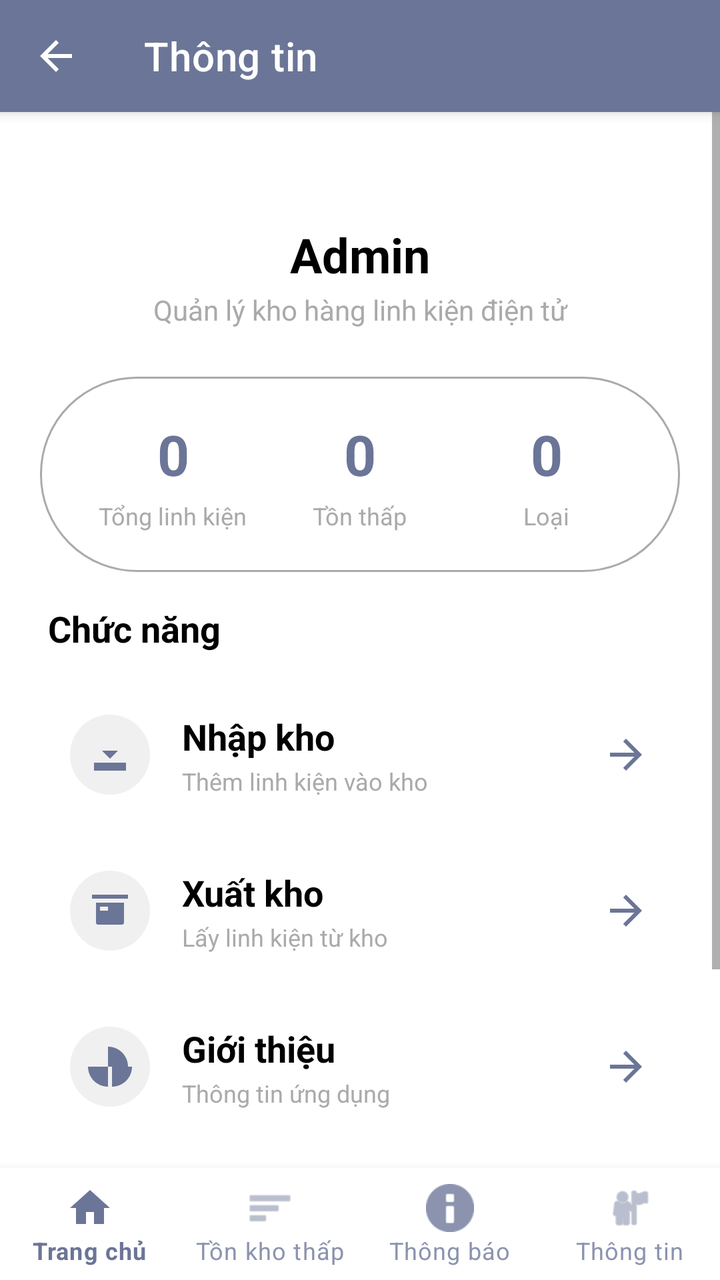
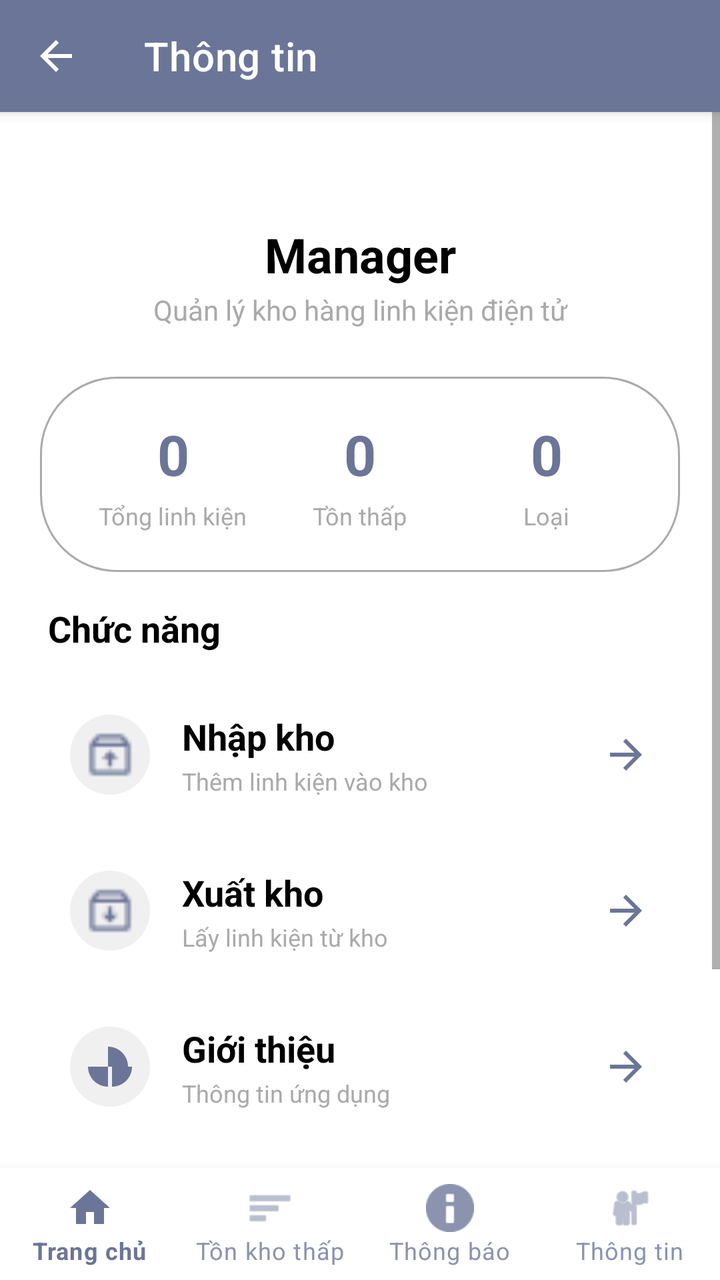

Compare the two renders of this Android layout. The source of the first and the diff that turns it into the second are given below.
<!-- AndroidManifest.xml: application theme Theme.mad2 -->
<!-- res/layout/activity_profile.xml -->
<?xml version="1.0" encoding="utf-8"?>
<LinearLayout xmlns:android="http://schemas.android.com/apk/res/android"
    xmlns:app="http://schemas.android.com/apk/res-auto"
    android:layout_width="match_parent"
    android:layout_height="match_parent"
    android:background="@android:color/white"
    android:orientation="vertical">

    <com.google.android.material.appbar.AppBarLayout
        android:layout_width="match_parent"
        android:layout_height="wrap_content"
        android:elevation="4dp">

        <androidx.appcompat.widget.Toolbar
            android:id="@+id/toolbar"
            android:layout_width="match_parent"
            android:layout_height="?attr/actionBarSize"
            android:background="@color/purple_500"
            app:title="Thông tin"
            app:titleTextColor="@android:color/white"
            app:navigationIcon="@drawable/ic_arrow_back" />

    </com.google.android.material.appbar.AppBarLayout>

    
    <ScrollView
        android:layout_width="match_parent"
        android:layout_height="0dp"
        android:layout_weight="1"
        android:fillViewport="true">

        <LinearLayout
            android:layout_width="match_parent"
            android:layout_height="wrap_content"
            android:orientation="vertical"
            android:padding="20dp">

            
            <TextView
                android:id="@+id/profileName"
                android:layout_width="match_parent"
                android:layout_height="wrap_content"
                android:gravity="center"
                android:text="Admin"
                android:textColor="@android:color/black"
                android:textSize="24sp"
                android:textStyle="bold"
                android:layout_marginTop="35dp"
                android:layout_marginBottom="2dp" />

            
            <TextView
                android:layout_width="match_parent"
                android:layout_height="wrap_content"
                android:gravity="center"
                android:text="Quản lý kho hàng linh kiện điện tử"
                android:textColor="@android:color/darker_gray"
                android:textSize="14sp"
                android:layout_marginBottom="24dp" />

            









                <LinearLayout
                    android:layout_width="match_parent"
                    android:layout_height="wrap_content"
                    android:background="@drawable/edit_text_border1"
                    android:orientation="horizontal"
                    android:padding="20dp"
                    android:weightSum="3">

                    
                    <LinearLayout
                        android:layout_width="0dp"
                        android:layout_height="wrap_content"
                        android:layout_weight="1"
                        android:gravity="center"
                        android:orientation="vertical">

                        <TextView
                            android:id="@+id/statsTotal"
                            android:layout_width="wrap_content"
                            android:layout_height="wrap_content"
                            android:text="0"
                            android:textColor="@color/purple_500"
                            android:textSize="28sp"
                            android:textStyle="bold" />

                        <TextView
                            android:layout_width="wrap_content"
                            android:layout_height="wrap_content"
                            android:text="Tổng linh kiện"
                            android:textColor="@android:color/darker_gray"
                            android:textSize="12sp"
                            android:layout_marginTop="4dp" />

                    </LinearLayout>



                    
                    <LinearLayout
                        android:layout_width="0dp"
                        android:layout_height="wrap_content"
                        android:layout_weight="1"
                        android:gravity="center"
                        android:orientation="vertical">

                        <TextView
                            android:id="@+id/statsLowStock"
                            android:layout_width="wrap_content"
                            android:layout_height="wrap_content"
                            android:text="0"
                            android:textColor="@color/purple_500"
                            android:textSize="28sp"
                            android:textStyle="bold" />

                        <TextView
                            android:layout_width="wrap_content"
                            android:layout_height="wrap_content"
                            android:text="Tồn thấp"
                            android:textColor="@android:color/darker_gray"
                            android:textSize="12sp"
                            android:layout_marginTop="4dp" />

                    </LinearLayout>



                    
                    <LinearLayout
                        android:layout_width="0dp"
                        android:layout_height="wrap_content"
                        android:layout_weight="1"
                        android:gravity="center"
                        android:orientation="vertical">

                        <TextView
                            android:id="@+id/statsCategories"
                            android:layout_width="wrap_content"
                            android:layout_height="wrap_content"
                            android:text="0"
                            android:textColor="@color/purple_500"
                            android:textSize="28sp"
                            android:textStyle="bold" />

                        <TextView
                            android:layout_width="wrap_content"
                            android:layout_height="wrap_content"
                            android:text="Loại"
                            android:textColor="@android:color/darker_gray"
                            android:textSize="12sp"
                            android:layout_marginTop="4dp" />

                    </LinearLayout>

                </LinearLayout>




            
            <TextView
                android:layout_width="match_parent"
                android:layout_height="wrap_content"
                android:layout_marginTop="16dp"
                android:layout_marginBottom="16dp"
                android:text="Chức năng"
                android:textColor="@android:color/black"
                android:textSize="18sp"
                android:textStyle="bold"
                android:paddingStart="4dp" />

            
            <androidx.cardview.widget.CardView
                android:id="@+id/menuNhapKho"
                android:layout_width="match_parent"
                android:layout_height="70dp"
                android:layout_marginBottom="8dp"
                app:cardCornerRadius="16dp"
                android:foreground="?android:attr/selectableItemBackground"
                android:clickable="true"


                app:cardElevation="0dp"

                android:focusable="true">

                <LinearLayout
                    android:layout_width="match_parent"
                    android:layout_height="match_parent"
                    android:orientation="horizontal"
                    android:gravity="center_vertical"
                    android:paddingHorizontal="15dp"
                    android:background="@android:color/white">

                    
                    <ImageView
                        android:layout_width="40dp"
                        android:layout_height="40dp"
                        android:src="@drawable/ic_import"
                        android:padding="8dp"
                        android:background="@drawable/bg_circle_light"
                        android:layout_marginEnd="16dp"
                        app:tint="@color/purple_500" />

                    
                    <LinearLayout
                        android:layout_width="0dp"
                        android:layout_height="wrap_content"
                        android:layout_weight="1"
                        android:orientation="vertical">

                        <TextView
                            android:layout_width="match_parent"
                            android:layout_height="wrap_content"
                            android:text="Nhập kho"
                            android:textColor="@android:color/black"
                            android:textSize="18sp"
                            android:textStyle="bold" />

                        <TextView
                            android:layout_width="match_parent"
                            android:layout_height="wrap_content"
                            android:text="Thêm linh kiện vào kho"
                            android:textColor="@android:color/darker_gray"
                            android:textSize="12sp"
                            android:layout_marginTop="2dp" />

                    </LinearLayout>

                    
                    <ImageView
                        android:layout_width="24dp"
                        android:layout_height="24dp"
                        android:src="@drawable/ic_arrow_forward"
                        app:tint="@color/purple_500" />

                </LinearLayout>

            </androidx.cardview.widget.CardView>

            
            <androidx.cardview.widget.CardView
                android:id="@+id/menuXuatKho"
                android:layout_width="match_parent"
                android:layout_height="70dp"
                android:layout_marginBottom="8dp"
                app:cardCornerRadius="16dp"
                android:foreground="?android:attr/selectableItemBackground"
                android:clickable="true"

                app:cardElevation="0dp"


                android:focusable="true">

                <LinearLayout
                    android:layout_width="match_parent"
                    android:layout_height="match_parent"
                    android:orientation="horizontal"
                    android:gravity="center_vertical"


                    android:paddingHorizontal="15dp"


                    android:background="@android:color/white">

                    
                    <ImageView
                        android:layout_width="40dp"
                        android:layout_height="40dp"
                        android:src="@drawable/ic_export"
                        android:padding="8dp"
                        android:background="@drawable/bg_circle_light"
                        android:layout_marginEnd="16dp"
                        app:tint="@color/purple_500" />

                    
                    <LinearLayout
                        android:layout_width="0dp"
                        android:layout_height="wrap_content"
                        android:layout_weight="1"
                        android:orientation="vertical">

                        <TextView
                            android:layout_width="match_parent"
                            android:layout_height="wrap_content"
                            android:text="Xuất kho"
                            android:textColor="@android:color/black"
                            android:textSize="18sp"
                            android:textStyle="bold" />

                        <TextView
                            android:layout_width="match_parent"
                            android:layout_height="wrap_content"
                            android:text="Lấy linh kiện từ kho"
                            android:textColor="@android:color/darker_gray"
                            android:textSize="12sp"
                            android:layout_marginTop="2dp" />

                    </LinearLayout>

                    
                    <ImageView
                        android:layout_width="24dp"
                        android:layout_height="24dp"
                        android:src="@drawable/ic_arrow_forward"
                        app:tint="@color/purple_500" />

                </LinearLayout>

            </androidx.cardview.widget.CardView>

            
            <androidx.cardview.widget.CardView
                android:id="@+id/menuAbout"
                android:layout_width="match_parent"
                android:layout_height="70dp"
                android:layout_marginBottom="8dp"
                app:cardCornerRadius="16dp"
                android:foreground="?android:attr/selectableItemBackground"
                android:clickable="true"

                app:cardElevation="0dp"



                android:focusable="true">

                <LinearLayout
                    android:layout_width="match_parent"
                    android:layout_height="match_parent"
                    android:orientation="horizontal"
                    android:gravity="center_vertical"
                    android:paddingHorizontal="15dp">

                    
                    
                    <ImageView
                        android:layout_width="40dp"
                        android:layout_height="40dp"
                        android:src="@drawable/ic_info"
                        android:padding="8dp"
                        android:background="@drawable/bg_circle_light"
                        android:layout_marginEnd="16dp"
                        app:tint="@color/purple_500" />

                    
                    <LinearLayout
                        android:layout_width="0dp"
                        android:layout_height="wrap_content"
                        android:layout_weight="1"
                        android:orientation="vertical">

                        <TextView
                            android:layout_width="match_parent"
                            android:layout_height="wrap_content"
                            android:text="Giới thiệu"
                            android:textColor="@android:color/black"
                            android:textSize="18sp"
                            android:textStyle="bold" />

                        <TextView
                            android:layout_width="match_parent"
                            android:layout_height="wrap_content"
                            android:text="Thông tin ứng dụng"
                            android:textColor="@android:color/darker_gray"
                            android:textSize="12sp"
                            android:layout_marginTop="2dp" />

                    </LinearLayout>

                    
                    <ImageView
                        android:layout_width="24dp"
                        android:layout_height="24dp"
                        android:src="@drawable/ic_arrow_forward"
                        app:tint="@color/purple_500" />

                </LinearLayout>


            </androidx.cardview.widget.CardView>
            
            <Button
                android:id="@+id/btnLogout"
                android:layout_width="match_parent"
                android:layout_height="62dp"
                android:layout_marginTop="32dp"
                android:layout_marginBottom="16dp"
                android:text="Đăng xuất"
                android:textColor="@android:color/white"
                android:textStyle="bold"
                app:cornerRadius="22dp"
                android:textSize="16sp"
                android:elevation="4dp" />

        </LinearLayout>

    </ScrollView>

    
    <com.google.android.material.bottomnavigation.BottomNavigationView
        android:id="@+id/bottomNavigation"
        android:layout_width="match_parent"
        android:layout_height="wrap_content"
        android:background="@color/white"
        app:itemIconTint="@drawable/bottom_nav_color"
        app:itemTextColor="@drawable/bottom_nav_color"
        app:menu="@menu/bottom_nav_menu"
        app:labelVisibilityMode="labeled" />

</LinearLayout>
<!-- resources referenced by this layout -->
<resources>
  <color name="purple_500">#6B7597</color>
  <color name="white">#FFFFFFFF</color>
  <!-- drawable bg_circle_light (drawable) -->
  <?xml version="1.0" encoding="utf-8"?>
  <shape xmlns:android="http://schemas.android.com/apk/res/android"
      android:shape="oval">
      <solid android:color="#F0F0F0" />
      <size android:width="40dp" android:height="40dp" />
  </shape>
  <!-- drawable bottom_nav_color (drawable-v24) -->
  <?xml version="1.0" encoding="utf-8"?>
  <selector xmlns:android="http://schemas.android.com/apk/res/android">
  
  
  
  
  
      <item android:state_checked="false" android:color="@color/purple_700" />
      <item android:state_checked="true" android:color="@color/purple_200" />
  </selector>
  <!-- drawable edit_text_border1 (drawable) -->
  <?xml version="1.0" encoding="utf-8"?>
  <shape xmlns:android="http://schemas.android.com/apk/res/android">
      <stroke
          android:width="1dp"
          android:color="@android:color/darker_gray" />
      <corners android:radius="48dp" />
      <padding
          android:left="8dp"
          android:top="8dp"
          android:right="8dp"
          android:bottom="8dp" />
  </shape>
  <!-- drawable ic_arrow_back (drawable) -->
  <vector xmlns:android="http://schemas.android.com/apk/res/android"
      android:width="24dp"
      android:height="24dp"
      android:viewportWidth="24"
      android:viewportHeight="24"
      android:tint="@android:color/white">
      <path
          android:fillColor="@android:color/white"
          android:pathData="M20,11H7.83l5.59,-5.59L12,4l-8,8 8,8 1.41,-1.41L7.83,13H20v-2z" />
  </vector>
  <!-- drawable ic_arrow_forward (drawable) -->
  <vector xmlns:android="http://schemas.android.com/apk/res/android"
      android:width="24dp"
      android:height="24dp"
      android:viewportWidth="24"
      android:viewportHeight="24">
      <path
          android:fillColor="#FF000000"
          android:pathData="M12,4l-1.41,1.41L16.17,11H4v2h12.17l-5.58,5.59L12,20l8-8z"/>
  </vector>
  <!-- drawable ic_export (drawable) -->
  <vector xmlns:android="http://schemas.android.com/apk/res/android"
      android:width="24dp"
      android:height="24dp"
      android:viewportWidth="24"
      android:viewportHeight="24">
      <path
          android:fillColor="#FF000000"
          android:pathData="M21,6H3V4h18V6zM19,8H5v10c0,0.55 0.45,1 1,1h12c0.55,0 1,-0.45 1,-1V8zM7,10h4v2H7V10z"/>
  </vector>
  <!-- drawable ic_import (drawable) -->
  <vector xmlns:android="http://schemas.android.com/apk/res/android"
      android:width="24dp"
      android:height="24dp"
      android:viewportWidth="24"
      android:viewportHeight="24">
  
      <path
          android:fillColor="#6A1B9A"
          android:pathData="M12,2L12,14M8,10L12,14L16,10" />
  
      <path
          android:fillColor="#6A1B9A"
          android:pathData="M4,16L4,20L20,20L20,16Z"/>
  </vector>
  <!-- drawable ic_info (drawable) -->
  <vector xmlns:android="http://schemas.android.com/apk/res/android"
      android:width="24dp"
      android:height="24dp"
      android:viewportWidth="24"
      android:viewportHeight="24">
  
      <path
          android:fillColor="#000000"
          android:pathData="M11,2V12H21C21,6.48 16.52,2 11,2Z"/>
  
      <path
          android:fillColor="#000000"
          android:pathData="M13,22C18.52,22 23,17.52 23,12H13V22Z"/>
  
      <path
          android:fillColor="#000000"
          android:pathData="M11,22V12H1C1,17.52 5.48,22 11,22Z"/>
  </vector>
  <color name="purple_700">#8B93AF</color>
  <color name="purple_200">#6B7597</color>
  <color name="teal_200">#FF03DAC5</color>
  <color name="teal_700">#FF018786</color>
  <color name="black">#FF000000</color>
  <!-- unchanged entries left out for length: 1 -->
</resources>

<!-- the commit's change to res/layout/activity_profile.xml (unified diff, before → after) -->
@@ -41,7 +41,7 @@
                 android:layout_width="match_parent"
                 android:layout_height="wrap_content"
                 android:gravity="center"
-                android:text="Admin"
+                android:text="Manager"
                 android:textColor="@android:color/black"
                 android:textSize="24sp"
                 android:textStyle="bold"
@@ -205,7 +205,7 @@
                     <ImageView
                         android:layout_width="40dp"
                         android:layout_height="40dp"
-                        android:src="@drawable/ic_import"
+                        android:src="@drawable/img_4"
                         android:padding="8dp"
                         android:background="@drawable/bg_circle_light"
                         android:layout_marginEnd="16dp"
@@ -278,7 +278,7 @@
                     <ImageView
                         android:layout_width="40dp"
                         android:layout_height="40dp"
-                        android:src="@drawable/ic_export"
+                        android:src="@drawable/img_5"
                         android:padding="8dp"
                         android:background="@drawable/bg_circle_light"
                         android:layout_marginEnd="16dp"
<!-- resource entries referenced after the edit -->
@@ -16,9 +16,9 @@
   
   
   
+      <item android:state_checked="true" android:color="@color/purple_200" />
   
       <item android:state_checked="false" android:color="@color/purple_700" />
-      <item android:state_checked="true" android:color="@color/purple_200" />
   </selector>
   <!-- drawable edit_text_border1 (drawable) -->
   <?xml version="1.0" encoding="utf-8"?>
@@ -26,7 +26,7 @@
       <stroke
           android:width="1dp"
           android:color="@android:color/darker_gray" />
-      <corners android:radius="48dp" />
+      <corners android:radius="38dp" />
       <padding
           android:left="8dp"
           android:top="8dp"
@@ -54,31 +54,6 @@
           android:fillColor="#FF000000"
           android:pathData="M12,4l-1.41,1.41L16.17,11H4v2h12.17l-5.58,5.59L12,20l8-8z"/>
   </vector>
-  <!-- drawable ic_export (drawable) -->
-  <vector xmlns:android="http://schemas.android.com/apk/res/android"
-      android:width="24dp"
-      android:height="24dp"
-      android:viewportWidth="24"
-      android:viewportHeight="24">
-      <path
-          android:fillColor="#FF000000"
-          android:pathData="M21,6H3V4h18V6zM19,8H5v10c0,0.55 0.45,1 1,1h12c0.55,0 1,-0.45 1,-1V8zM7,10h4v2H7V10z"/>
-  </vector>
-  <!-- drawable ic_import (drawable) -->
-  <vector xmlns:android="http://schemas.android.com/apk/res/android"
-      android:width="24dp"
-      android:height="24dp"
-      android:viewportWidth="24"
-      android:viewportHeight="24">
-  
-      <path
-          android:fillColor="#6A1B9A"
-          android:pathData="M12,2L12,14M8,10L12,14L16,10" />
-  
-      <path
-          android:fillColor="#6A1B9A"
-          android:pathData="M4,16L4,20L20,20L20,16Z"/>
-  </vector>
   <!-- drawable ic_info (drawable) -->
   <vector xmlns:android="http://schemas.android.com/apk/res/android"
       android:width="24dp"
@@ -98,6 +73,8 @@
           android:fillColor="#000000"
           android:pathData="M11,22V12H1C1,17.52 5.48,22 11,22Z"/>
   </vector>
+  <!-- drawable img_4: png bitmap (drawable-v24, 379 bytes) -->
+  <!-- drawable img_5: png bitmap (drawable-v24, 379 bytes) -->
   <color name="purple_700">#8B93AF</color>
   <color name="purple_200">#6B7597</color>
   <color name="teal_200">#FF03DAC5</color>
